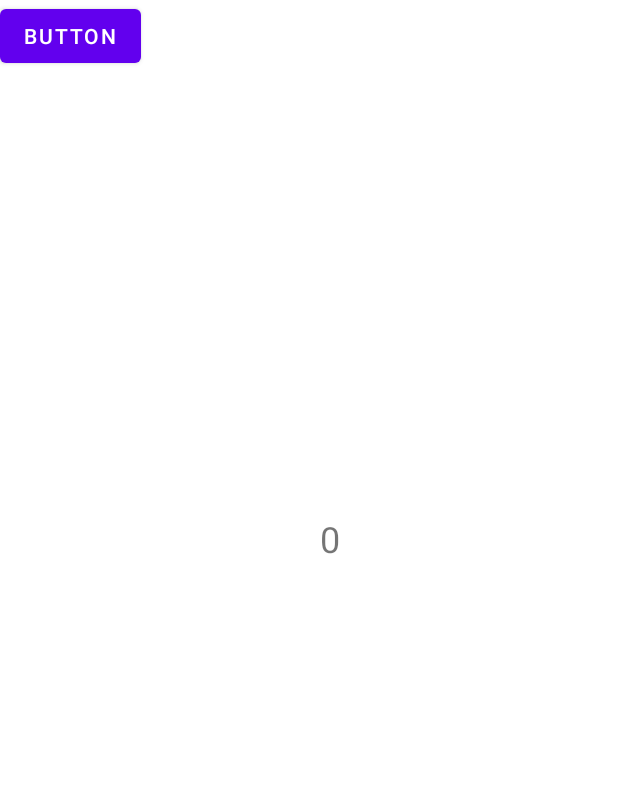
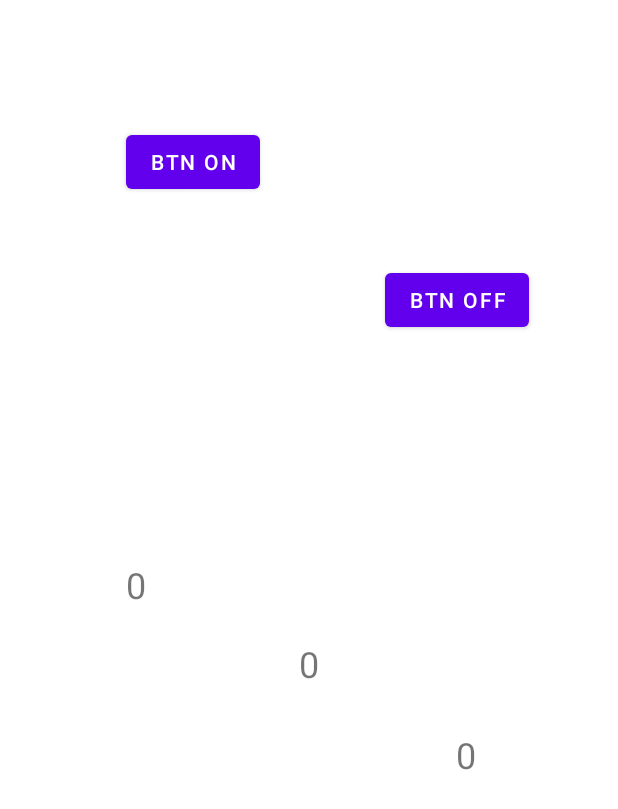
Before and after one commit to Giaitd/noihaptiettrung, an Android app: the screen it shows after launch (MainActivity), on a phone screen of 412 x 824 dp. Shown: the top 809 px of the screen. Run offline under Robolectric (Android 15) with nearby library versions, the phone set to English and light mode, and no system bars; libraries missing offline, so code that uses them is left out: asim.sdk.locker.

Commit message:
Read temperature PT100+DI+DO(test)

```diff
--- a/app/src/main/java/com/giaitd/testsensor/MainActivity.java
+++ b/app/src/main/java/com/giaitd/testsensor/MainActivity.java
@@ -1,15 +1,19 @@
 package com.giaitd.testsensor;
 
+import android.annotation.SuppressLint;
 import android.os.Bundle;
 
 import androidx.appcompat.app.AppCompatActivity;
 
 import android.os.Handler;
+
 import android.util.Log;
-
-import android.view.View;
 import android.widget.Button;
 import android.widget.TextView;
+
+import com.giaitd.testsensor.DIDOModule.DIDOModule;
+import com.giaitd.testsensor.DIDOModule.DIData;
+import com.giaitd.testsensor.DIDOModule.ReadDI;
 
 import java.util.List;
 import java.util.Timer;
@@ -17,57 +21,149 @@ import java.util.TimerTask;
 
 import asim.sdk.locker.DeviceInfo;
 import asim.sdk.locker.SDKLocker;
-import asim.sdk.tempandhum.TempHumiData;
-
 
 
 public class MainActivity extends AppCompatActivity {
-    TextView tempView;
-    Handler mTimerHandler = new Handler();
 
-//    public Timer timerSensor;
-//    public TimerTask timerTaskSensor;
+
+    TextView textView3, textView2,textView1 ;
+    Button btnButton,btnOff;
+    //Handler mTimerHandler = new Handler();
+    public static boolean checkConnect;
+
+
 
         @Override
     protected void onCreate(Bundle savedInstanceState) {
         super.onCreate(savedInstanceState);
         setContentView(R.layout.activity_main);
-        tempView = findViewById(R.id.tempView);
 
-        Timer timerSensor = new Timer();
-        TimerTask timerTaskSensor = new TimerTask() {
-            @Override
-            public void run() {
-                mTimerHandler.post(new Runnable() {
-                    public void run() {
-                        Log.i("Supervisor", "======Collect data from Sensor=====");
-                        SDKExtend tempHuSDK = new SDKExtend();
 
-                        TempHumiData tempHuData = null;
-
-                        List<DeviceInfo> devices = SDKLocker.getAllUsbDevicesHasDriver(getApplicationContext());
-                        for (DeviceInfo each : devices) {
-                            boolean connect = tempHuSDK.connect(getApplicationContext(), each, 9600);
-                            if (connect) {
-                                tempHuData = tempHuSDK.getTempHumiData();
-                                //tempHuSDK.disconnect();
-                                tempView.setText((int) tempHuData.temperature + "");
-
-                            }
-                        }
-                    }
-                });
-
-            }
     };
-        timerSensor.schedule(timerTaskSensor,0l,1000l);
-
-    }
 
 
 
+// read sensor
+//    public Timer timerSensor;
+//    public TimerTask timerTaskSensor;
+
+//    @Override
+//    protected void onCreate(Bundle savedInstanceState) {
+//        super.onCreate(savedInstanceState);
+//        setContentView(R.layout.activity_main);
+//        tempView = findViewById(R.id.tempView);
+//
+//        Timer timerSensor = new Timer();
+//        TimerTask timerTaskSensor = new TimerTask() {
+//            @Override
+//            public void run() {
+//                mTimerHandler.post(new Runnable() {
+//                    public void run() {
+//                        Log.i("Supervisor", "======Collect data from Sensor=====");
+//                        SDKExtend tempHuSDK = new SDKExtend();
+//
+//                        TempHumiData tempHuData = null;
+//
+//                        List<DeviceInfo> devices = SDKLocker.getAllUsbDevicesHasDriver(getApplicationContext());
+//                        for (DeviceInfo each : devices) {
+//                            boolean connect = tempHuSDK.connect(getApplicationContext(), each, 9600);
+//                            if (connect) {
+//                                tempHuData = tempHuSDK.getTempHumiData();
+//                                //tempHuSDK.disconnect();
+//                                tempView.setText((int) tempHuData.temperature + "");
+//
+//                            }
+//                        }
+//                    }
+//                });
+//
+//            }
+//        };
+//        timerSensor.schedule(timerTaskSensor,0l,1000l);
+//
+//    }
 
 
+//read DI
+//    @Override
+//    protected void onCreate(Bundle savedInstanceState) {
+//        super.onCreate(savedInstanceState);
+//        setContentView(R.layout.activity_main);
+//
+//        textView3 = findViewById(R.id.textView3);
+//        textView2 = findViewById(R.id.textView2);
+//        textView1 = findViewById(R.id.textView1);
+//        btnButton = findViewById(R.id.btnButton);
+//
+//        Timer timerDI = new Timer();
+//        TimerTask timerTaskSensor = new TimerTask() {
+//            @Override
+//            public void run() {
+//                mTimerHandler.post(new Runnable() {
+//                    @SuppressLint("SetTextI18n")
+//                    public void run() {
+//
+//                        Log.i("Supervisor", "======Collect data from Sensor=====");
+//                        DIDOModule DISdk = new DIDOModule();
+//                        DIData diData = null;
+//
+//                        List<DeviceInfo> devices = SDKLocker.getAllUsbDevicesHasDriver(getApplicationContext());
+//                        for (DeviceInfo each : devices) {
+//                            boolean connect = DISdk.connect(getApplicationContext(), each, 9600);
+//                            if (connect) {
+//                                diData = DISdk.getDIData();
+//
+//                                int num3 = diData.valueRead3;
+//                                int num2 = diData.valueRead2;
+//                                int num1 = diData.valueRead1;
+//                                textView3.setText(num3 + "");
+//                                textView2.setText(num2 + "");
+//                                textView1.setText(num1 + "");
+//
+//                            }
+//                        }
+//                    }
+//                });
+//
+//            }
+//        };
+
+//        timerDI.schedule(timerTaskSensor,0l,1000l);
+//    }
+
+//Write DO
+//    @Override
+//    protected void onCreate(Bundle savedInstanceState) {
+//        super.onCreate(savedInstanceState);
+//        setContentView(R.layout.activity_main);
+//
+//        tempView = findViewById(R.id.tempView);
+//        btnButton = findViewById(R.id.btnButton);
+//        btnOff = findViewById(R.id.btnOff);
+//
+//        DIDOModule DOSdk = new DIDOModule();
+//
+//
+//        List<DeviceInfo> device = SDKLocker.getAllUsbDevicesHasDriver(getApplicationContext());
+//        for (DeviceInfo each : device) {
+//            checkConnect = DOSdk.connect(getApplicationContext(), each, 9600);
+//        }
+//            btnButton.setOnClickListener(v -> {
+//                if (checkConnect) {
+//                    DIDOModule.bufferAll = new byte[]{1, 5, 0, 1, -1, 0, -35, -6};
+//                    DOSdk.setDOData();
+//                    //DI_DO_module.bufferAll = new byte[]{0, 0, 0, 0, 0, 0, 0, 0};
+//                }
+//            });
+//
+//            btnOff.setOnClickListener(v -> {
+//                if (checkConnect) {
+//                    DIDOModule.bufferAll = new byte[]{1, 5, 0, 1, 0, 0, -100, 10};
+//                    DOSdk.setDOData();
+//                    //DI_DO_module.bufferAll = new byte[]{0, 0, 0, 0, 0, 0, 0, 0};
+//                }
+//            });
+//    };
 
 
 }
--- a/app/src/main/java/com/giaitd/testsensor/SDKExtend.java
+++ b/app/src/main/java/com/giaitd/testsensor/RTDModule/SdkRTD.java
@@ -1,4 +1,4 @@
-package com.giaitd.testsensor;
+package com.giaitd.testsensor.RTDModule;
 
 import android.widget.TextView;
 
@@ -8,7 +8,7 @@ import asim.sdk.common.Utils;
 import asim.sdk.tempandhum.SDKTemperatureAndHumidity;
 import asim.sdk.tempandhum.TempHumiData;
 
-public class SDKExtend extends SDKTemperatureAndHumidity {
+public class SdkRTD extends SDKTemperatureAndHumidity {
 
     public TempHumiData getTempHumiData() {
 
@@ -19,15 +19,14 @@ public class SDKExtend extends SDKTemperatureAndHumidity {
             this.usbSerialPort.read(bufferStatus, this.READ_WAIT_MILLIS);
             String checkMustHave = Utils.bytesToHex(new byte[]{bufferStatus[0], bufferStatus[1], bufferStatus[2]});
             if (checkMustHave.equals("010304")) {
-                String temp = Utils.bytesToHex(new byte[]{bufferStatus[3], bufferStatus[4]});
-                String humi = Utils.bytesToHex(new byte[]{bufferStatus[5], bufferStatus[6]});
-                //String dewdrop = Utils.bytesToHex(new byte[]{bufferStatus[7], bufferStatus[8]});
-                double temp2 = (double)Integer.parseInt(temp, 16) / 10.0D;
-                double humi2 = (double)Integer.parseInt(humi, 16) / 10.0D;
-                double dewdrop2 = 0;
+                String temp1 = Utils.bytesToHex(new byte[]{bufferStatus[3], bufferStatus[4]});
+                String temp2 = Utils.bytesToHex(new byte[]{bufferStatus[5], bufferStatus[6]});
+                double temp1Data = (double)Integer.parseInt(temp1, 16) / 10.0D;
+                double temp2Data = (double)Integer.parseInt(temp1, 16) / 10.0D;
+                double unUse = 0;
                 this.disconnect();
 
-               return new TempHumiData(temp2, humi2, dewdrop2);
+               return new TempHumiData(temp1Data, temp2Data, unUse);
             } else {
                 this.disconnect();
                 return null;
--- a/app/src/main/res/layout/activity_main.xml
+++ b/app/src/main/res/layout/activity_main.xml
@@ -7,24 +7,62 @@
     tools:context=".MainActivity">
 
     <TextView
-        android:id="@+id/tempView"
+        android:id="@+id/textView3"
         android:layout_width="wrap_content"
         android:layout_height="wrap_content"
         android:text="0"
         android:textSize="24sp"
         app:layout_constraintBottom_toBottomOf="parent"
         app:layout_constraintEnd_toEndOf="parent"
-        app:layout_constraintHorizontal_bias="0.535"
+        app:layout_constraintHorizontal_bias="0.211"
         app:layout_constraintStart_toStartOf="parent"
         app:layout_constraintTop_toTopOf="parent"
-        app:layout_constraintVertical_bias="0.433" />
+        app:layout_constraintVertical_bias="0.472" />
 
     <Button
         android:id="@+id/btnButton"
         android:layout_width="wrap_content"
         android:layout_height="wrap_content"
-        android:text="Button"
-        tools:layout_editor_absoluteX="30dp"
-        tools:layout_editor_absoluteY="29dp" />
+        android:layout_marginTop="84dp"
+        android:text="BTN ON"
+        app:layout_constraintEnd_toEndOf="parent"
+        app:layout_constraintHorizontal_bias="0.261"
+        app:layout_constraintStart_toStartOf="parent"
+        app:layout_constraintTop_toTopOf="parent"
+        tools:ignore="MissingConstraints" />
+
+    <Button
+        android:id="@+id/btnOff"
+        android:layout_width="wrap_content"
+        android:layout_height="wrap_content"
+        android:layout_marginTop="44dp"
+        android:text="BTN OFF"
+        app:layout_constraintEnd_toEndOf="parent"
+        app:layout_constraintHorizontal_bias="0.812"
+        app:layout_constraintStart_toStartOf="parent"
+        app:layout_constraintTop_toBottomOf="@+id/btnButton" />
+
+    <TextView
+        android:id="@+id/textView2"
+        android:layout_width="wrap_content"
+        android:layout_height="wrap_content"
+        android:layout_marginTop="20dp"
+        android:text="0"
+        android:textSize="24sp"
+        app:layout_constraintEnd_toEndOf="parent"
+        app:layout_constraintStart_toStartOf="parent"
+        app:layout_constraintTop_toBottomOf="@+id/textView3" />
+
+    <TextView
+        android:id="@+id/textView1"
+        android:layout_width="wrap_content"
+        android:layout_height="wrap_content"
+        android:layout_marginTop="28dp"
+        android:text="0"
+        android:textSize="24sp"
+        app:layout_constraintEnd_toEndOf="parent"
+        app:layout_constraintHorizontal_bias="0.763"
+        app:layout_constraintStart_toStartOf="parent"
+        app:layout_constraintTop_toBottomOf="@+id/textView2" />
 
 </androidx.constraintlayout.widget.ConstraintLayout>
```
Also changed, not shown: app/src/main/java/com/giaitd/testsensor/DIDOModule/DIDOModule.java (added, +197 -0 lines), app/src/main/java/com/giaitd/testsensor/DIDOModule/DIData.java (added, +16 -0 lines), app/src/main/java/com/giaitd/testsensor/DIDOModule/ReadDI.java (added, +43 -0 lines), app/src/main/java/com/giaitd/testsensor/SensorTask.java (deleted, +0 -42 lines). Lines whose indentation alone changed are shown as unchanged.
